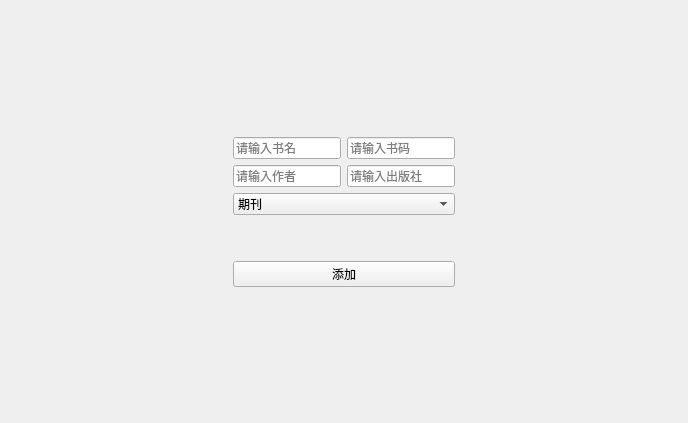
Old version of the form newbookpage.ui in the repository LeoStr4nge/LibraryManageSystem.
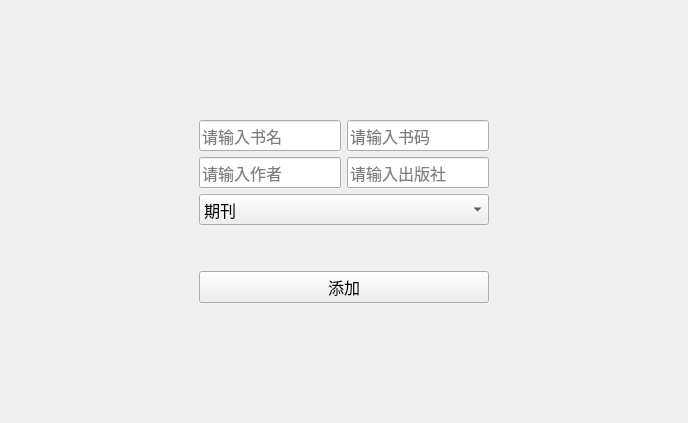
New version of the form.

Patch:
```diff
--- a/newbookpage.ui
+++ b/newbookpage.ui
@@ -10,6 +10,12 @@
     <height>423</height>
    </rect>
   </property>
+  <property name="font">
+   <font>
+    <family>微软雅黑</family>
+    <pointsize>12</pointsize>
+   </font>
+  </property>
   <property name="windowTitle">
    <string>Form</string>
   </property>
```
